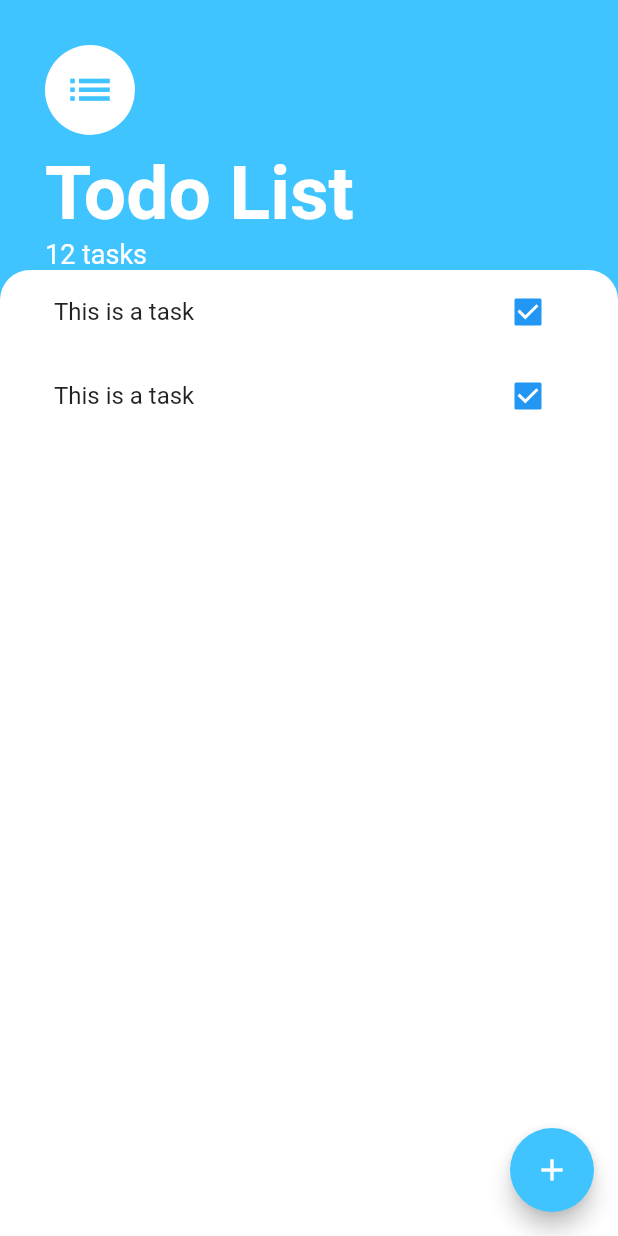
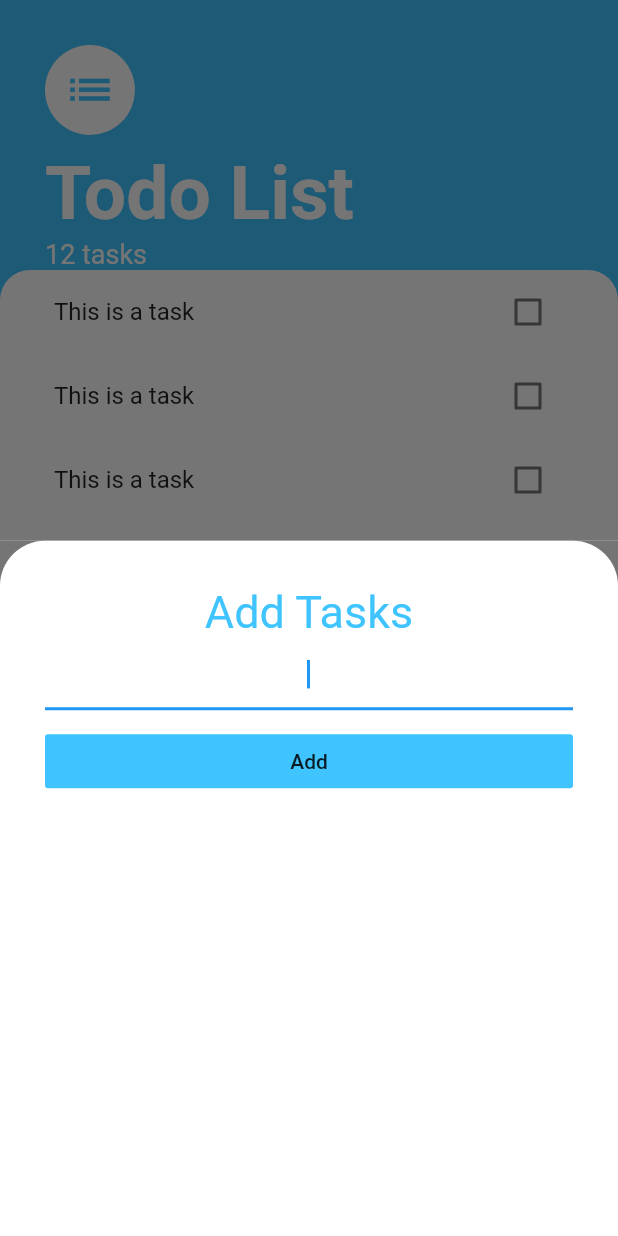
Before and after one commit to hossain101/todo_app_flutter, a Flutter app: the screen it shows after launch, after a tap on the "add" icon, on a phone screen of 412 x 824 dp. Run offline on Flutter 3.47's test engine with Material 2 defaults, Android fonts, the phone set to English and light mode, and no system bars.

Commit message:
after completing the tasks_tile.dart

```diff
--- /dev/null
+++ b/lib/screens/add_task_screen.dart
@@ -0,0 +1,51 @@
+// ignore_for_file: prefer_const_constructors
+
+import 'package:flutter/material.dart';
+
+class AddTaskScreen extends StatelessWidget {
+  const AddTaskScreen({Key? key}) : super(key: key);
+
+  @override
+  Widget build(BuildContext context) {
+    return Container(
+      color: const Color(0xff757575),
+      child: Container(
+        decoration: const BoxDecoration(
+          color: Colors.white,
+          borderRadius: BorderRadius.only(
+            topLeft: Radius.circular(30),
+            topRight: Radius.circular(30),
+          ),
+        ),
+        child: Padding(
+          padding: const EdgeInsets.all(30),
+          child:
+              Column(crossAxisAlignment: CrossAxisAlignment.stretch, children: [
+            Text(
+              'Add Tasks',
+              textAlign: TextAlign.center,
+              style: TextStyle(
+                fontSize: 30,
+                color: Colors.lightBlueAccent,
+              ),
+            ),
+            TextField(
+              autofocus: true,
+              textAlign: TextAlign.center,
+            ),
+            SizedBox(
+              height: 10,
+            ),
+            FlatButton(
+              onPressed: () {
+                //we will be adding the tasks to the list
+              },
+              child: Text('Add'),
+              color: Colors.lightBlueAccent,
+            ),
+          ]),
+        ),
+      ),
+    );
+  }
+}
--- a/lib/screens/tasks_screen.dart
+++ b/lib/screens/tasks_screen.dart
@@ -1,17 +1,27 @@
 // ignore_for_file: prefer_const_literals_to_create_immutables, prefer_const_constructors
 
 import 'package:flutter/material.dart';
+import 'package:todo_app_flutter/screens/add_task_screen.dart';
 import 'package:todo_app_flutter/widgets/tasks_list.dart';
 
 class TasksScreen extends StatelessWidget {
   const TasksScreen({Key? key}) : super(key: key);
+
+//this goes inside the builder of the showMOdalBottomSheet if we wanted a named builder
+  // Widget buildBottomSheet(BuildContext context) {
+  //   return Container();
+  // }
 
   @override
   Widget build(BuildContext context) {
     return Scaffold(
       backgroundColor: Colors.lightBlueAccent,
       floatingActionButton: FloatingActionButton(
-        onPressed: () => {},
+        onPressed: () => {
+          //slide up something where we can add a new task
+          showModalBottomSheet(
+              context: context, builder: (context) => AddTaskScreen())
+        },
         backgroundColor: Colors.lightBlueAccent,
         child: Icon(Icons.add),
       ),
--- a/lib/widgets/tasks_list.dart
+++ b/lib/widgets/tasks_list.dart
@@ -3,6 +3,7 @@
 import 'package:flutter/material.dart';
 import 'package:todo_app_flutter/screens/tasks_screen.dart';
 import 'package:todo_app_flutter/widgets/tasks_tile.dart';
+
 class TasksList extends StatelessWidget {
   const TasksList({
     Key? key,
@@ -14,7 +15,7 @@ class TasksList extends StatelessWidget {
       // ignore: prefer_const_literals_to_create_immutables
       children: [
         TasksTile(),
-
+        TasksTile(),
         TasksTile(),
       ],
     );
--- a/lib/widgets/tasks_tile.dart
+++ b/lib/widgets/tasks_tile.dart
@@ -1,22 +1,28 @@
 import 'package:flutter/material.dart';
 
+class TasksTile extends StatefulWidget {
+  @override
+  State<TasksTile> createState() => _TasksTileState();
+}
 
-
-class TasksTile extends StatelessWidget {
-  const TasksTile({
-    Key? key,
-  }) : super(key: key);
+class _TasksTileState extends State<TasksTile> {
+  bool isChecked = false;
 
   @override
   Widget build(BuildContext context) {
     return ListTile(
-      title: Text(
-        'This is a task',
-      ),
-      trailing: Checkbox(
-        onChanged: (value) => {},
-        value: true,
-      ),
-    );
+        title: Text(
+          'This is a task',
+          style: TextStyle(
+              decoration: isChecked ? TextDecoration.lineThrough : null),
+        ),
+        trailing: Checkbox(
+          onChanged: (bool? value) {
+            setState(() {
+              isChecked = value!;
+            });
+          },
+          value: isChecked,
+        ));
   }
 }
```
